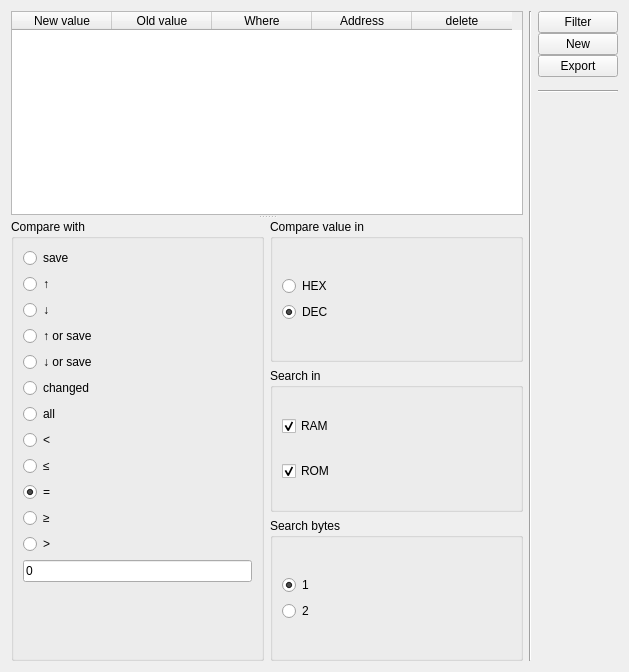
Above: UI/cheating/search_cheat.ui from NADNES-TEAM/NADNES before the change. Below: the same form after it.
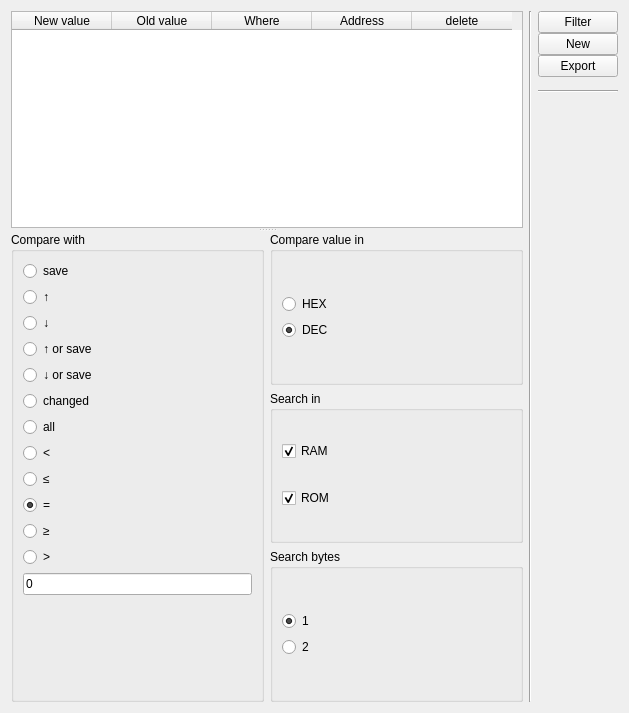
That is the form after the change.

Commit message: cheat window fix

Diff of the .ui file:
```diff
--- a/UI/cheating/search_cheat.ui
+++ b/UI/cheating/search_cheat.ui
@@ -7,7 +7,7 @@
     <x>0</x>
     <y>0</y>
     <width>629</width>
-    <height>672</height>
+    <height>713</height>
    </rect>
   </property>
   <property name="sizePolicy">
```
The commit also changes 3 other files.
